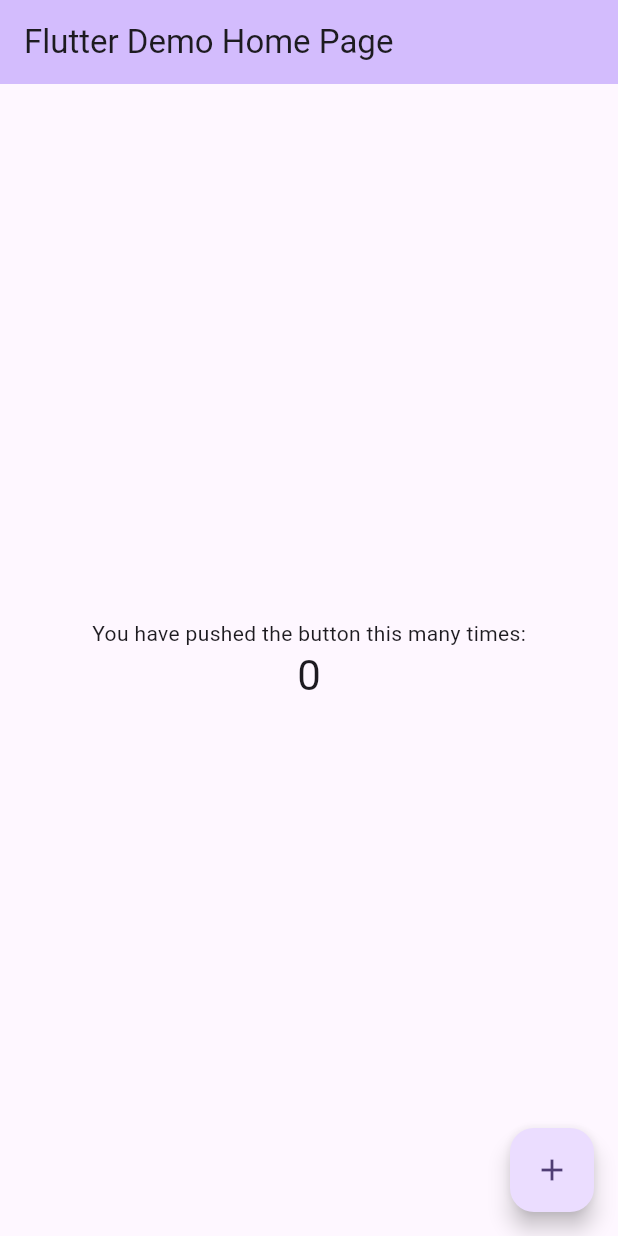
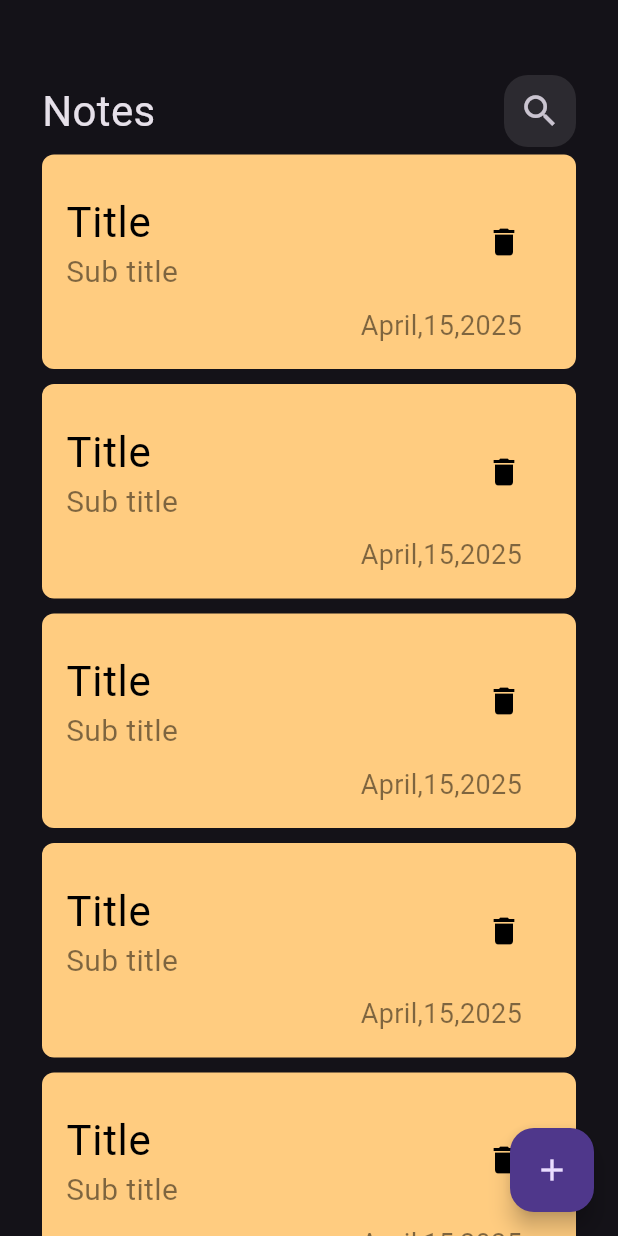
Before and after one commit to ahmedmohsen302/notes_app, a Flutter app: the screen it shows after launch, on a phone screen of 412 x 824 dp. Run offline on Flutter 3.47's test engine with Material 3 defaults, Android fonts, the phone set to English and light mode, and no system bars; Roboto replaces fonts that are missing (lib/assets/Poppins-Regular.ttf).

Commit message:
finished home view

```diff
--- /dev/null
+++ b/lib/constants.dart
@@ -0,0 +1 @@
+const kPrimaryFont = 'lib/assets/Poppins-Regular.ttf';
--- a/lib/main.dart
+++ b/lib/main.dart
@@ -1,122 +1,21 @@
 import 'package:flutter/material.dart';
+import 'package:notes_app/constants.dart';
+import 'package:notes_app/views/home_view.dart';
 
 void main() {
-  runApp(const MyApp());
+  runApp(const NotesApp());
 }
 
-class MyApp extends StatelessWidget {
-  const MyApp({super.key});
+class NotesApp extends StatelessWidget {
+  const NotesApp({super.key});
 
-  // This widget is the root of your application.
   @override
   Widget build(BuildContext context) {
     return MaterialApp(
-      title: 'Flutter Demo',
-      theme: ThemeData(
-        // This is the theme of your application.
-        //
-        // TRY THIS: Try running your application with "flutter run". You'll see
-        // the application has a purple toolbar. Then, without quitting the app,
-        // try changing the seedColor in the colorScheme below to Colors.green
-        // and then invoke "hot reload" (save your changes or press the "hot
-        // reload" button in a Flutter-supported IDE, or press "r" if you used
-        // the command line to start the app).
-        //
-        // Notice that the counter didn't reset back to zero; the application
-        // state is not lost during the reload. To reset the state, use hot
-        // restart instead.
-        //
-        // This works for code too, not just values: Most code changes can be
-        // tested with just a hot reload.
-        colorScheme: ColorScheme.fromSeed(seedColor: Colors.deepPurple),
-      ),
-      home: const MyHomePage(title: 'Flutter Demo Home Page'),
+      routes: {HomeView.id: (context) => HomeView()},
+      initialRoute: HomeView.id,
+      theme: ThemeData(brightness: Brightness.dark, fontFamily: kPrimaryFont),
+      debugShowCheckedModeBanner: false,
     );
   }
 }
-
-class MyHomePage extends StatefulWidget {
-  const MyHomePage({super.key, required this.title});
-
-  // This widget is the home page of your application. It is stateful, meaning
-  // that it has a State object (defined below) that contains fields that affect
-  // how it looks.
-
-  // This class is the configuration for the state. It holds the values (in this
-  // case the title) provided by the parent (in this case the App widget) and
-  // used by the build method of the State. Fields in a Widget subclass are
-  // always marked "final".
-
-  final String title;
-
-  @override
-  State<MyHomePage> createState() => _MyHomePageState();
-}
-
-class _MyHomePageState extends State<MyHomePage> {
-  int _counter = 0;
-
-  void _incrementCounter() {
-    setState(() {
-      // This call to setState tells the Flutter framework that something has
-      // changed in this State, which causes it to rerun the build method below
-      // so that the display can reflect the updated values. If we changed
-      // _counter without calling setState(), then the build method would not be
-      // called again, and so nothing would appear to happen.
-      _counter++;
-    });
-  }
-
-  @override
-  Widget build(BuildContext context) {
-    // This method is rerun every time setState is called, for instance as done
-    // by the _incrementCounter method above.
-    //
-    // The Flutter framework has been optimized to make rerunning build methods
-    // fast, so that you can just rebuild anything that needs updating rather
-    // than having to individually change instances of widgets.
-    return Scaffold(
-      appBar: AppBar(
-        // TRY THIS: Try changing the color here to a specific color (to
-        // Colors.amber, perhaps?) and trigger a hot reload to see the AppBar
-        // change color while the other colors stay the same.
-        backgroundColor: Theme.of(context).colorScheme.inversePrimary,
-        // Here we take the value from the MyHomePage object that was created by
-        // the App.build method, and use it to set our appbar title.
-        title: Text(widget.title),
-      ),
-      body: Center(
-        // Center is a layout widget. It takes a single child and positions it
-        // in the middle of the parent.
-        child: Column(
-          // Column is also a layout widget. It takes a list of children and
-          // arranges them vertically. By default, it sizes itself to fit its
-          // children horizontally, and tries to be as tall as its parent.
-          //
-          // Column has various properties to control how it sizes itself and
-          // how it positions its children. Here we use mainAxisAlignment to
-          // center the children vertically; the main axis here is the vertical
-          // axis because Columns are vertical (the cross axis would be
-          // horizontal).
-          //
-          // TRY THIS: Invoke "debug painting" (choose the "Toggle Debug Paint"
-          // action in the IDE, or press "p" in the console), to see the
-          // wireframe for each widget.
-          mainAxisAlignment: MainAxisAlignment.center,
-          children: <Widget>[
-            const Text('You have pushed the button this many times:'),
-            Text(
-              '$_counter',
-              style: Theme.of(context).textTheme.headlineMedium,
-            ),
-          ],
-        ),
-      ),
-      floatingActionButton: FloatingActionButton(
-        onPressed: _incrementCounter,
-        tooltip: 'Increment',
-        child: const Icon(Icons.add),
-      ), // This trailing comma makes auto-formatting nicer for build methods.
-    );
-  }
-}
--- /dev/null
+++ b/lib/views/home_view.dart
@@ -0,0 +1,38 @@
+import 'package:flutter/material.dart';
+import 'package:notes_app/widgets/custom_app_bar.dart';
+import 'package:notes_app/widgets/custom_note_item.dart';
+
+class HomeView extends StatelessWidget {
+  const HomeView({super.key});
+  static String id = 'home view';
+
+  @override
+  Widget build(BuildContext context) {
+    return Scaffold(
+      floatingActionButton: FloatingActionButton(
+        onPressed: () {},
+        child: Icon(Icons.add),
+      ),
+      body: Padding(
+        padding: const EdgeInsets.symmetric(horizontal: 28.0),
+        child: Column(
+          children: [
+            SizedBox(height: 50),
+            CustomAppBar(text: 'Notes', icon: Icon(Icons.search)),
+            Expanded(
+              child: ListView.builder(
+                physics: BouncingScrollPhysics(),
+                itemBuilder: (context, index) {
+                  return Padding(
+                    padding: const EdgeInsets.symmetric(vertical: 5.0),
+                    child: CustomNoteItem(),
+                  );
+                },
+              ),
+            ),
+          ],
+        ),
+      ),
+    );
+  }
+}
--- /dev/null
+++ b/lib/widgets/custom_app_bar.dart
@@ -0,0 +1,19 @@
+import 'package:flutter/material.dart';
+import 'package:notes_app/widgets/custom_icon.dart';
+
+class CustomAppBar extends StatelessWidget {
+  const CustomAppBar({super.key, required this.text, required this.icon});
+  final String text;
+  final Icon icon;
+
+  @override
+  Widget build(BuildContext context) {
+    return Row(
+      mainAxisAlignment: MainAxisAlignment.spaceBetween,
+      children: [
+        Text(text, style: TextStyle(fontSize: 28)),
+        CustomIcon(icon: icon),
+      ],
+    );
+  }
+}
--- /dev/null
+++ b/lib/widgets/custom_icon.dart
@@ -0,0 +1,18 @@
+import 'package:flutter/material.dart';
+
+class CustomIcon extends StatelessWidget {
+  const CustomIcon({super.key, required this.icon});
+
+  final Icon icon;
+
+  @override
+  Widget build(BuildContext context) {
+    return Container(
+      decoration: BoxDecoration(
+        color: Colors.white10,
+        borderRadius: BorderRadius.circular(16),
+      ),
+      child: IconButton(onPressed: () {}, icon: icon, iconSize: 28),
+    );
+  }
+}
--- /dev/null
+++ b/lib/widgets/custom_note_item.dart
@@ -0,0 +1,55 @@
+import 'package:flutter/material.dart';
+
+class CustomNoteItem extends StatelessWidget {
+  const CustomNoteItem({super.key});
+
+  @override
+  Widget build(BuildContext context) {
+    return Container(
+      padding: EdgeInsets.symmetric(vertical: 16),
+      decoration: BoxDecoration(
+        borderRadius: BorderRadius.circular(8),
+        color: Color(0xffFFCC80),
+      ),
+      child: Column(
+        children: [
+          ListTile(
+            title: SizedBox(
+              height: 40,
+              child: Text(
+                'Title',
+                style: TextStyle(fontSize: 28, color: Colors.black),
+              ),
+            ),
+            subtitle: Opacity(
+              opacity: 0.5,
+              child: Text(
+                'Sub title',
+                style: TextStyle(fontSize: 20, color: Colors.black),
+              ),
+            ),
+            trailing: IconButton(
+              onPressed: () {},
+              icon: Icon(Icons.delete, color: Colors.black),
+            ),
+          ),
+          Padding(
+            padding: const EdgeInsets.only(right: 36.0),
+            child: Row(
+              mainAxisAlignment: MainAxisAlignment.end,
+              children: [
+                Opacity(
+                  opacity: 0.5,
+                  child: Text(
+                    'April,15,2025',
+                    style: TextStyle(fontSize: 18, color: Colors.black),
+                  ),
+                ),
+              ],
+            ),
+          ),
+        ],
+      ),
+    );
+  }
+}
```
Also changed, not shown: pubspec.yaml (+4 -4 lines), Poppins-Regular.ttf (added), lib/assets/Poppins-Regular.ttf (added).
